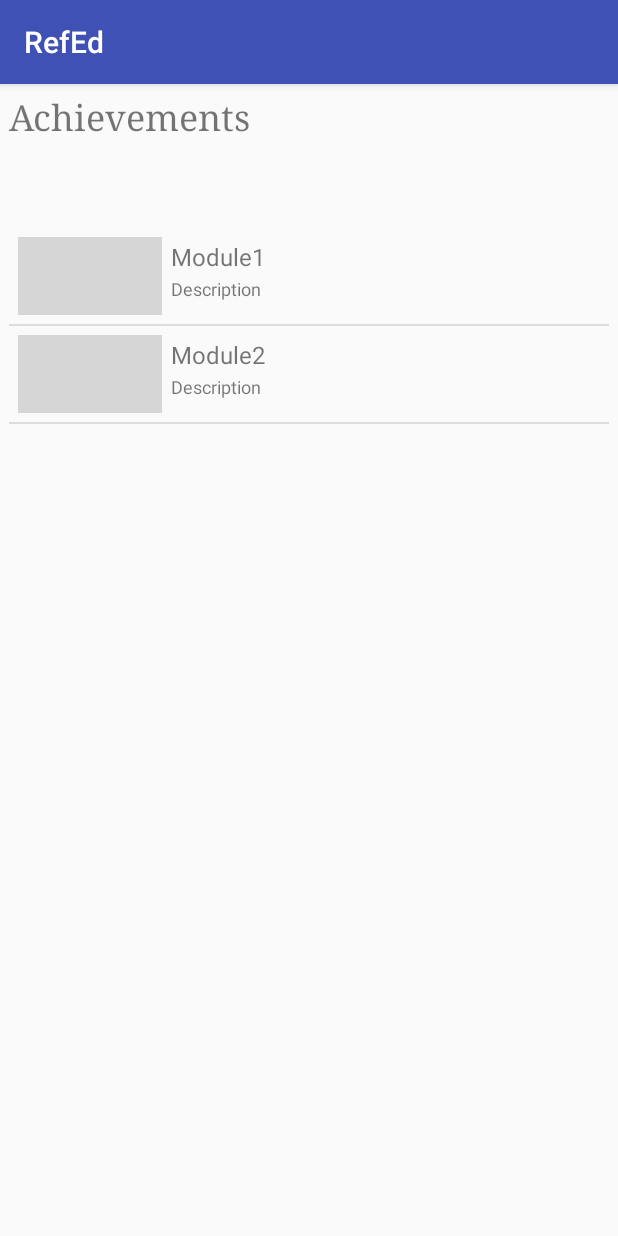
After one commit to vaibhav19sharma/RefEd, an Android app: the Achievements screen opened directly, with no data from a screen before it, on a phone screen of 412 x 824 dp. The commit adds this screen. Run offline under Robolectric (Android 15) with nearby library versions, the phone set to English and light mode, and no system bars; grey boxes are pictures that could not be loaded.

Commit message:
List view for Achievements Page

```diff
--- a/app/src/main/AndroidManifest.xml
+++ b/app/src/main/AndroidManifest.xml
@@ -21,11 +21,12 @@
         <activity android:name=".Login" />
         <activity android:name=".WelcomeScreenOne" />
         <activity android:name=".SignUp" />
-        <activity android:name=".Avatars"></activity>
+        <activity android:name=".Avatars" />
         <activity
             android:name=".UserDashboard"
             android:label="@string/title_activity_user_dashboard"
-            android:theme="@style/AppTheme.NoActionBar"></activity>
+            android:theme="@style/AppTheme.NoActionBar" />
+        <activity android:name=".Achievements"></activity>
     </application>
 
 </manifest>
--- /dev/null
+++ b/app/src/main/java/com/example/vaibh/refed/Achievements.java
@@ -0,0 +1,43 @@
+package com.example.vaibh.refed;
+
+import android.support.v7.app.AppCompatActivity;
+import android.os.Bundle;
+
+
+import android.content.Context;
+import android.view.LayoutInflater;
+import android.view.View;
+import android.view.ViewGroup;
+import android.widget.AdapterView;
+import android.widget.ArrayAdapter;
+import android.widget.ImageView;
+import android.widget.ListView;
+import android.widget.TextView;
+import android.widget.Toast;
+
+public class Achievements extends AppCompatActivity {
+
+    @Override
+    protected void onCreate(Bundle savedInstanceState) {
+        super.onCreate(savedInstanceState);
+        setContentView(R.layout.activity_achievements);
+
+        String completedModules[] = {"Module1","Module2"};
+
+        CustomAdapterAchievements achievementAdapter = new CustomAdapterAchievements(this, completedModules);
+
+        ListView listModules = (ListView) findViewById(R.id.lstModules);
+        listModules.setAdapter(achievementAdapter);
+
+        listModules.setOnItemClickListener(new AdapterView.OnItemClickListener() {
+            @Override
+            public void onItemClick(AdapterView<?> parent, View view, int position, long id) {
+                String module = String.valueOf(parent.getItemAtPosition(position));
+                Toast.makeText(getApplicationContext(),module,Toast.LENGTH_LONG).show();
+            }
+        });
+
+
+
+    }
+}
--- /dev/null
+++ b/app/src/main/java/com/example/vaibh/refed/CustomAdapterAchievements.java
@@ -0,0 +1,42 @@
+package com.example.vaibh.refed;
+
+import android.content.Context;
+import android.support.annotation.NonNull;
+import android.support.annotation.Nullable;
+import android.view.LayoutInflater;
+import android.view.View;
+import android.view.ViewGroup;
+import android.widget.ArrayAdapter;
+import android.widget.ImageView;
+import android.widget.TextView;
+
+import org.w3c.dom.Text;
+
+/**
+ * Created by vaibh on 3/16/2018.
+ */
+
+class CustomAdapterAchievements extends ArrayAdapter<String>{
+    public CustomAdapterAchievements(@NonNull Context context,String [] completedModules) {
+        super(context,R.layout.customachievements, completedModules);
+    }
+
+    @NonNull
+    @Override
+    public View getView(int position, @Nullable View convertView, @NonNull ViewGroup parent) {
+
+        LayoutInflater achievementInflator = LayoutInflater.from(getContext());
+        View customView = achievementInflator.inflate(R.layout.customachievements, parent, false);
+
+        String modName = getItem(position);
+
+        TextView moduleName = (TextView) customView.findViewById(R.id.txtModuleName);
+        TextView score = (TextView) customView.findViewById(R.id.txtScore);
+        ImageView imgBadge = (ImageView) customView.findViewById(R.id.imgBadge);
+
+        moduleName.setText(modName);
+        imgBadge.setImageResource(R.drawable.flag_co);
+
+        return customView;
+    }
+}
--- a/app/src/main/java/com/example/vaibh/refed/ListAdapter.java
+++ b/app/src/main/java/com/example/vaibh/refed/ListAdapter.java
@@ -28,7 +28,7 @@ public class ListAdapter extends ArrayAdapter<String> {
         View rowView=inflater.inflate(R.layout.module_list, null,true);
 
         TextView txtTitle = (TextView) rowView.findViewById(R.id.item);
-        ImageView imageView = (ImageView) rowView.findViewById(R.id.icon);
+        ImageView imageView = (ImageView) rowView.findViewById(R.id.imgBadge);
         TextView extratxt = (TextView) rowView.findViewById(R.id.textView1);
 
         txtTitle.setText(itemname[position]);
--- /dev/null
+++ b/app/src/main/res/layout/activity_achievements.xml
@@ -0,0 +1,48 @@
+<LinearLayout xmlns:android="http://schemas.android.com/apk/res/android"
+    android:layout_width="match_parent"
+    android:layout_height="match_parent"
+    android:orientation="vertical"
+    android:padding="6dip">
+
+
+    <LinearLayout
+        android:layout_width="match_parent"
+        android:layout_height="match_parent"
+        android:layout_weight="9"
+        android:orientation="horizontal">
+
+        <TextView
+            android:id="@+id/txtWelcome"
+            android:layout_width="wrap_content"
+            android:layout_height="wrap_content"
+            android:layout_weight="1"
+            android:fontFamily="serif"
+            android:text="Achievements"
+            android:textSize="24sp" />
+    </LinearLayout>
+
+    <LinearLayout
+        android:layout_width="match_parent"
+        android:layout_height="match_parent"
+        android:layout_weight="5"
+        android:orientation="vertical"
+        android:weightSum="2">
+
+        <ListView
+            android:id="@+id/lstModules"
+            android:layout_width="match_parent"
+            android:layout_height="match_parent"
+            android:layout_alignParentStart="true"
+            android:layout_alignParentTop="true"
+            android:layout_marginTop="14dp" />
+
+    </LinearLayout>
+
+    <LinearLayout
+        android:layout_width="match_parent"
+        android:layout_height="match_parent"
+        android:layout_weight="6"
+        android:orientation="vertical"
+        android:weightSum="22"></LinearLayout>
+
+</LinearLayout>
--- /dev/null
+++ b/app/src/main/res/layout/customachievements.xml
@@ -0,0 +1,39 @@
+<RelativeLayout xmlns:android="http://schemas.android.com/apk/res/android"
+    android:layout_width="fill_parent"
+    android:layout_height="?android:attr/listPreferredItemHeight"
+    android:padding="6dip" >
+
+    <ImageView
+        android:id="@+id/imgBadge"
+        android:layout_width="wrap_content"
+        android:layout_height="fill_parent"
+        android:layout_alignParentBottom="true"
+        android:layout_alignParentTop="true"
+        android:layout_marginRight="6dip"
+        android:contentDescription="TODO"
+        android:src="@drawable/flag_in" />
+
+    <TextView
+        android:id="@+id/txtScore"
+        android:layout_width="fill_parent"
+        android:layout_height="26dip"
+        android:layout_alignParentBottom="true"
+        android:layout_alignParentRight="true"
+        android:layout_toRightOf="@id/imgBadge"
+        android:text="Description"
+        android:textSize="12sp" />
+
+    <TextView
+        android:id="@+id/txtModuleName"
+        android:layout_width="fill_parent"
+        android:layout_height="wrap_content"
+        android:layout_above="@id/txtScore"
+        android:layout_alignParentRight="true"
+        android:layout_alignParentTop="true"
+        android:layout_alignWithParentIfMissing="true"
+        android:layout_toRightOf="@id/imgBadge"
+        android:gravity="center_vertical"
+        android:text="Example application"
+        android:textSize="16sp" />
+
+</RelativeLayout>
--- a/app/src/main/res/layout/module_list.xml
+++ b/app/src/main/res/layout/module_list.xml
@@ -5,7 +5,7 @@
     android:orientation="horizontal" >
 
     <ImageView
-        android:id="@+id/icon"
+        android:id="@+id/imgBadge"
         android:layout_width="60dp"
         android:layout_height="60dp"
         android:padding="5dp" />
--- a/app/src/main/res/menu/activity_user_dashboard_drawer.xml
+++ b/app/src/main/res/menu/activity_user_dashboard_drawer.xml
@@ -17,9 +17,9 @@
             android:icon="@drawable/ic_menu_slideshow"
             android:title="Module" />
         <item
-            android:id="@+id/nav_anything"
+            android:id="@+id/nav_ach"
             android:icon="@drawable/ic_menu_manage"
-            android:title="****" />
+            android:title="Achievements" />
     </group>
 
     <item android:title="Communicate">
```
Also changed, not shown: app/src/main/java/com/example/vaibh/refed/UserDashboard.java (+10 -4 lines), app/src/main/res/layout/content_user_dashboard.xml (+31 -2 lines).
